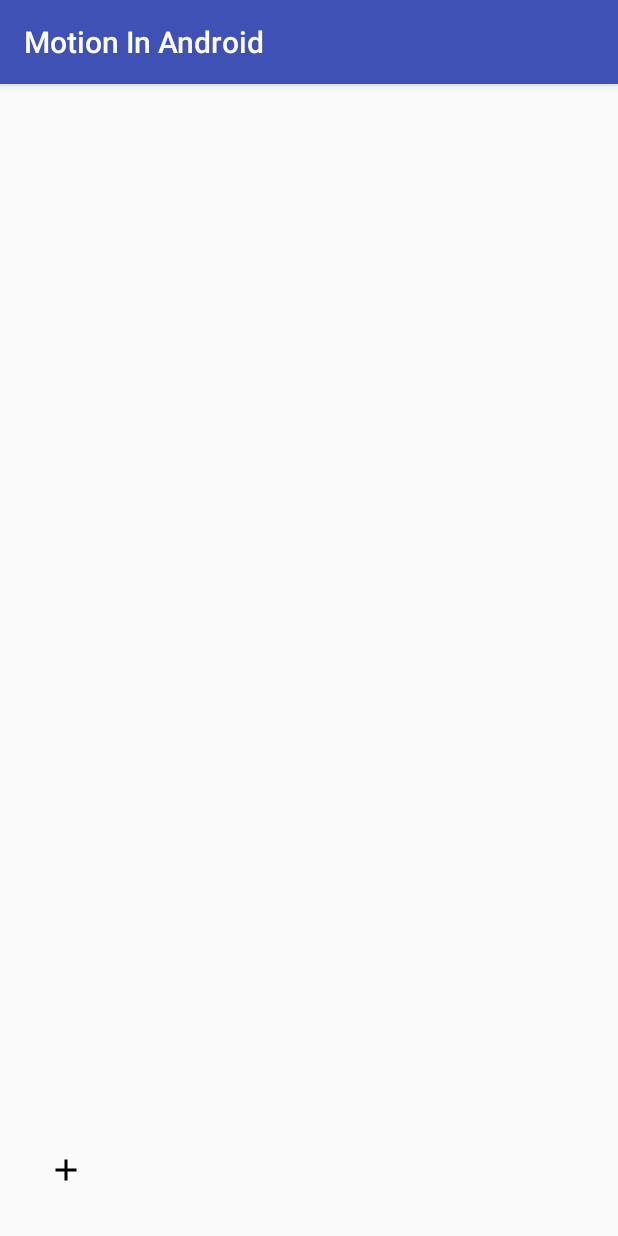
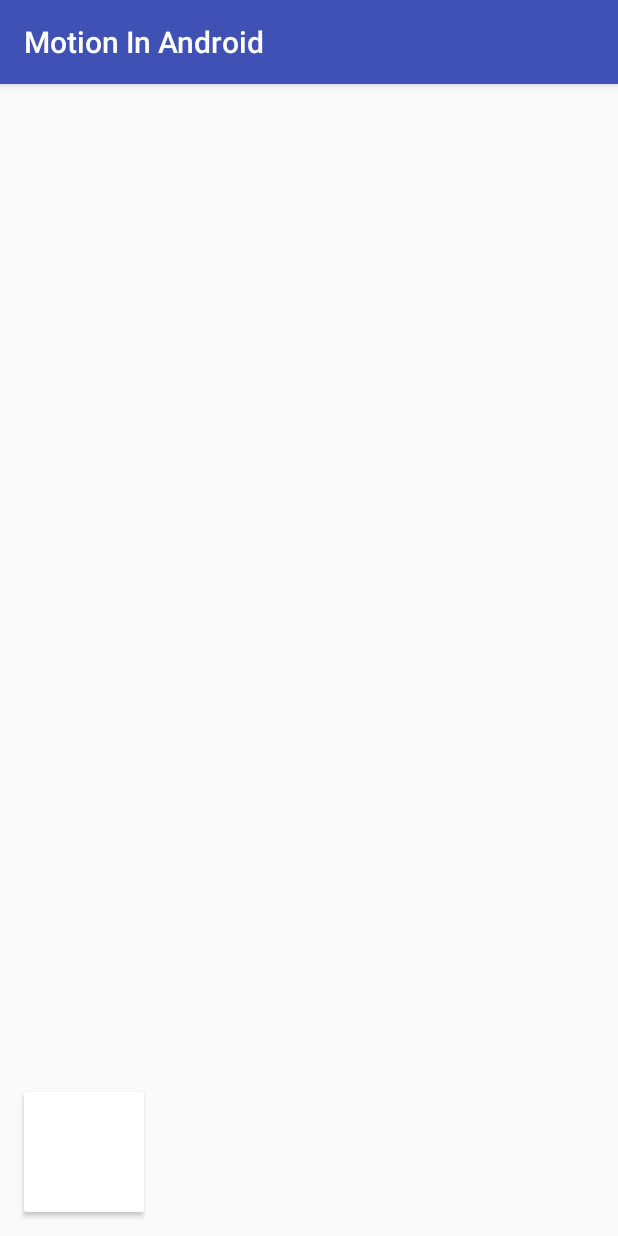
Before and after one commit to leonardossantos/Motion-In-Android, an Android app: the screen it shows after launch (ResponsiveActivity), on a phone screen of 412 x 824 dp. Run offline under Robolectric (Android 15) with nearby library versions, the phone set to English and light mode, and no system bars; our stand-ins replace ButterKnife.

Commit message:
Adds the movement example.
Unfortunately it isn't perfect yet since I can't seem to be able to change the arc direction when coming from center to bottom.

```diff
--- a/app/src/main/java/com/androidrio/motioninandroid/responsive/ResponsiveActivity.java
+++ b/app/src/main/java/com/androidrio/motioninandroid/responsive/ResponsiveActivity.java
@@ -4,7 +4,7 @@ import android.os.Bundle;
 import android.support.v7.app.AppCompatActivity;
 
 import com.androidrio.motioninandroid.R;
-import com.androidrio.motioninandroid.responsive.create.NewSurfaceFragment;
+import com.androidrio.motioninandroid.responsive.movement.MovementFragment;
 
 public class ResponsiveActivity extends AppCompatActivity {
 
@@ -14,7 +14,7 @@ public class ResponsiveActivity extends AppCompatActivity {
         setContentView(R.layout.activity_responsive);
 
         if (savedInstanceState == null) {
-            NewSurfaceFragment fragment = NewSurfaceFragment.newInstance();
+            MovementFragment fragment = MovementFragment.newInstance();
             getSupportFragmentManager().beginTransaction().replace(R.id.content_root, fragment, "reaction")
                     .commit();
         }
--- /dev/null
+++ b/app/src/main/java/com/androidrio/motioninandroid/responsive/movement/MovementFragment.java
@@ -0,0 +1,94 @@
+package com.androidrio.motioninandroid.responsive.movement;
+
+import android.os.Bundle;
+import android.support.annotation.Nullable;
+import android.support.v4.app.Fragment;
+import android.support.v7.widget.CardView;
+import android.transition.Scene;
+import android.transition.Transition;
+import android.transition.TransitionInflater;
+import android.transition.TransitionManager;
+import android.view.LayoutInflater;
+import android.view.View;
+import android.view.ViewGroup;
+import android.widget.FrameLayout;
+
+import com.androidrio.motioninandroid.R;
+
+import butterknife.Bind;
+import butterknife.ButterKnife;
+
+/**
+ * Created by AndroidRio on 04/06/2016.
+ */
+public class MovementFragment extends Fragment {
+    private Scene mFirstScene;
+    private Scene mSecondScene;
+    @Bind(R.id.fragment_movement_container)
+    FrameLayout mContainer;
+
+    public static MovementFragment newInstance() {
+        MovementFragment fragment = new MovementFragment();
+        return fragment;
+    }
+
+    @Override
+    public void onCreate(Bundle savedInstanceState) {
+        super.onCreate(savedInstanceState);
+    }
+
+    @Nullable
+    @Override
+    public View onCreateView(LayoutInflater inflater, @Nullable ViewGroup container, @Nullable Bundle savedInstanceState) {
+        View rootView = inflater.inflate(R.layout.fragment_movement, container, false);
+
+        ButterKnife.bind(this, rootView);
+
+        return rootView;
+    }
+
+    @Override
+    public void onViewCreated(View view, @Nullable Bundle savedInstanceState) {
+        super.onViewCreated(view, savedInstanceState);
+
+        mFirstScene = Scene.getSceneForLayout(mContainer, R.layout.fragment_movement_fscene, getActivity());
+        mSecondScene = Scene.getSceneForLayout(mContainer, R.layout.fragment_movement_sscene, getActivity());
+
+        final Transition arcTransition = TransitionInflater.from(getActivity()).inflateTransition(R.transition.trasition_arc);
+
+        final TransitionManager transitionManager = new TransitionManager();
+        transitionManager.setTransition(mFirstScene, mSecondScene, arcTransition);
+        transitionManager.setTransition(mSecondScene, mFirstScene, arcTransition);
+
+        mFirstScene.setEnterAction(new Runnable() {
+            @Override
+            public void run() {
+                ViewGroup sceneRoot = mFirstScene.getSceneRoot();
+                CardView card = (CardView) sceneRoot.findViewById(R.id.fragment_movement_card);
+                card.setOnClickListener(new View.OnClickListener() {
+                    @Override
+                    public void onClick(View v) {
+                        transitionManager.transitionTo(mSecondScene);
+                    }
+                });
+            }
+        });
+
+        mSecondScene.setEnterAction(new Runnable() {
+            @Override
+            public void run() {
+                ViewGroup sceneRoot = mSecondScene.getSceneRoot();
+                CardView card = (CardView) sceneRoot.findViewById(R.id.fragment_movement_card);
+                card.setOnClickListener(new View.OnClickListener() {
+                    @Override
+                    public void onClick(View v) {
+                        transitionManager.transitionTo(mFirstScene);
+                    }
+                });
+            }
+        });
+
+        transitionManager.transitionTo(mFirstScene);
+
+    }
+}
--- /dev/null
+++ b/app/src/main/res/layout/fragment_movement.xml
@@ -0,0 +1,6 @@
+<?xml version="1.0" encoding="utf-8"?>
+<FrameLayout xmlns:android="http://schemas.android.com/apk/res/android"
+    android:id="@+id/fragment_movement_container"
+    android:layout_width="match_parent"
+    android:layout_height="match_parent"
+    android:orientation="vertical" />
--- /dev/null
+++ b/app/src/main/res/layout/fragment_movement_fscene.xml
@@ -0,0 +1,16 @@
+<?xml version="1.0" encoding="utf-8"?>
+<FrameLayout xmlns:android="http://schemas.android.com/apk/res/android"
+    xmlns:app="http://schemas.android.com/apk/res-auto"
+    android:layout_width="match_parent"
+    android:layout_height="match_parent"
+    android:clipToPadding="false"
+    android:padding="@dimen/spacing_normal">
+
+    <android.support.v7.widget.CardView
+        android:id="@+id/fragment_movement_card"
+        android:layout_width="80dp"
+        android:layout_height="80dp"
+        android:layout_gravity="bottom"
+        app:cardBackgroundColor="@android:color/white" />
+
+</FrameLayout>
--- /dev/null
+++ b/app/src/main/res/layout/fragment_movement_sscene.xml
@@ -0,0 +1,15 @@
+<?xml version="1.0" encoding="utf-8"?>
+<FrameLayout xmlns:android="http://schemas.android.com/apk/res/android"
+    xmlns:app="http://schemas.android.com/apk/res-auto"
+    android:layout_width="match_parent"
+    android:clipToPadding="false"
+    android:layout_height="match_parent">
+
+    <android.support.v7.widget.CardView
+        android:id="@+id/fragment_movement_card"
+        android:layout_width="80dp"
+        android:layout_height="80dp"
+        app:cardBackgroundColor="@android:color/white"
+        android:layout_gravity="center"/>
+
+</FrameLayout>
--- /dev/null
+++ b/app/src/main/res/transition/trasition_arc.xml
@@ -0,0 +1,8 @@
+<?xml version="1.0" encoding="utf-8"?>
+<changeBounds xmlns:android="http://schemas.android.com/apk/res/android"
+    android:duration="@android:integer/config_mediumAnimTime">
+
+    <arcMotion
+        android:minimumHorizontalAngle="0"
+        android:minimumVerticalAngle="15" />
+</changeBounds>
```
